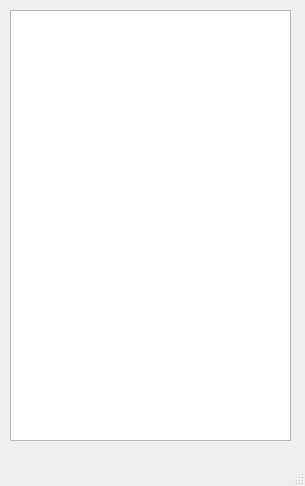
Before: the Qt Designer form mainwindow.ui in piotrek-pl/JupiterClient-2.0, drawn with Qt 5.
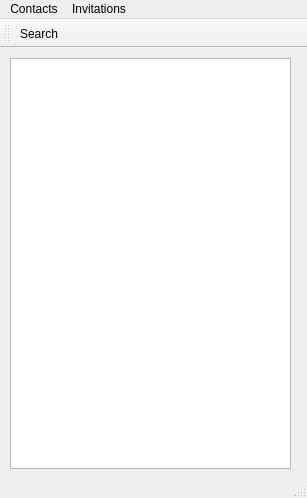
After: the same form once the commit is applied. Icons and pictures are not drawn.

Commit message: user search engine added

Diff of the .ui file:
```diff
--- a/mainwindow.ui
+++ b/mainwindow.ui
@@ -6,8 +6,8 @@
    <rect>
     <x>0</x>
     <y>0</y>
-    <width>305</width>
-    <height>486</height>
+    <width>307</width>
+    <height>498</height>
    </rect>
   </property>
   <property name="windowTitle">
@@ -20,7 +20,7 @@
       <x>10</x>
       <y>10</y>
       <width>281</width>
-      <height>431</height>
+      <height>411</height>
      </rect>
     </property>
     <property name="contextMenuPolicy">
@@ -29,16 +29,77 @@
    </widget>
   </widget>
   <widget class="QMenuBar" name="menubar">
+   <property name="enabled">
+    <bool>true</bool>
+   </property>
    <property name="geometry">
     <rect>
      <x>0</x>
      <y>0</y>
-     <width>305</width>
+     <width>307</width>
      <height>21</height>
     </rect>
    </property>
+   <property name="nativeMenuBar">
+    <bool>true</bool>
+   </property>
+   <widget class="QMenu" name="menuContacts">
+    <property name="title">
+     <string>Contacts</string>
+    </property>
+    <addaction name="actionSearchUser"/>
+   </widget>
+   <widget class="QMenu" name="menuInvitations">
+    <property name="title">
+     <string>Invitations</string>
+    </property>
+    <addaction name="actionInvitedMe"/>
+    <addaction name="actionIInvited"/>
+   </widget>
+   <addaction name="menuContacts"/>
+   <addaction name="menuInvitations"/>
   </widget>
   <widget class="QStatusBar" name="statusbar"/>
+  <widget class="QToolBar" name="toolBar">
+   <property name="windowTitle">
+    <string>toolBar</string>
+   </property>
+   <attribute name="toolBarArea">
+    <enum>TopToolBarArea</enum>
+   </attribute>
+   <attribute name="toolBarBreak">
+    <bool>false</bool>
+   </attribute>
+   <addaction name="actionSearchUser"/>
+  </widget>
+  <action name="actionSearchUser">
+   <property name="checkable">
+    <bool>false</bool>
+   </property>
+   <property name="enabled">
+    <bool>true</bool>
+   </property>
+   <property name="icon">
+    <iconset resource="resource.qrc">
+     <normaloff>:/images/search_user_icon.png</normaloff>:/images/search_user_icon.png</iconset>
+   </property>
+   <property name="text">
+    <string>Search</string>
+   </property>
+   <property name="toolTip">
+    <string>Search User</string>
+   </property>
+  </action>
+  <action name="actionInvitedMe">
+   <property name="text">
+    <string>Invited me</string>
+   </property>
+  </action>
+  <action name="actionIInvited">
+   <property name="text">
+    <string>I invited</string>
+   </property>
+  </action>
  </widget>
  <resources/>
  <connections/>
```
Left out of the diff: 4 changed lines with no effect on the pictures. The commit also changes 4 other files.
